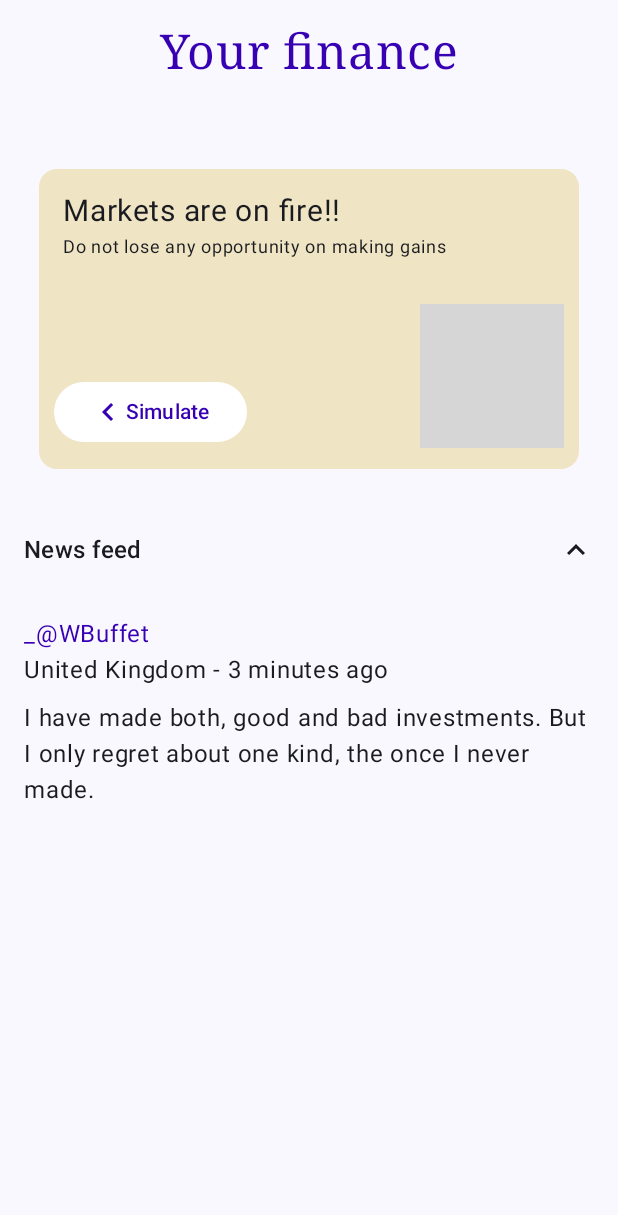
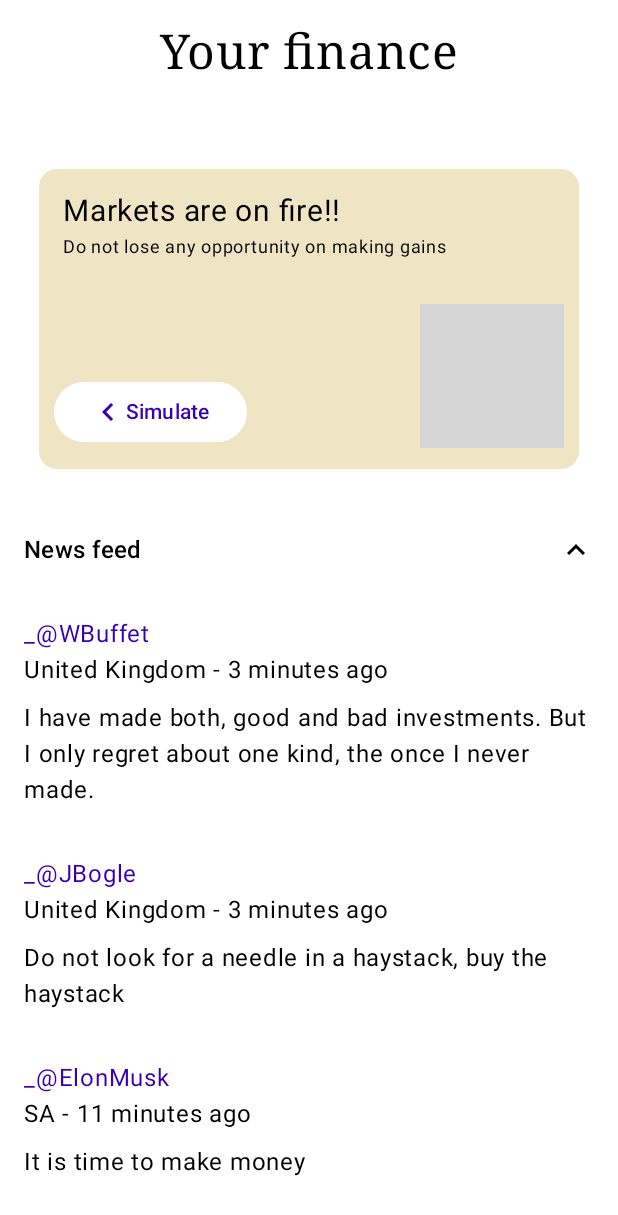
Before and after one commit to Joafac4/investment-mobile2, an Android app built with Jetpack Compose: the composable HomePage shown on its own in the app's theme, on a phone screen of 412 x 824 dp. Shown: the top 1215 px of the screen. Run offline under Robolectric (Android 15) with nearby library versions, the phone set to English and light mode, and no system bars; our stand-ins replace Dagger/Hilt's generated code; 8 statements that could not run were skipped; grey boxes are pictures that could not be loaded.

Commit message:
feat: dark and light mode. and news feed change

```diff
--- a/app/src/main/java/com/example/investment/history/historyUI.kt
+++ b/app/src/main/java/com/example/investment/history/historyUI.kt
@@ -21,6 +21,7 @@ import androidx.compose.ui.graphics.Color
 import androidx.compose.ui.unit.dp
 import com.example.investment.data.SimulationResult
 import androidx.compose.ui.Modifier
+import androidx.compose.ui.res.colorResource
 import androidx.compose.ui.res.dimensionResource
 import androidx.compose.ui.res.stringResource
 import androidx.compose.ui.text.font.FontWeight
@@ -67,27 +68,31 @@ fun SimulationHistoryCard(simulationResult: SimulationResult) {
                 text = simulationResult.simulationDate,
                 fontWeight = FontWeight.Bold,
                 fontSize = 16.sp,
-                modifier = Modifier.align(Alignment.CenterHorizontally)
+                modifier = Modifier.align(Alignment.CenterHorizontally),
+                color = colorResource(id = R.color.black)
             )
 
             Spacer(modifier = Modifier.height(8.dp))
             Text(
                 text = "${stringResource(id = R.string.historial_assetSimulado)}: ${simulationResult.resourceSimulated}",
                 fontSize = 14.sp,
-                modifier = Modifier.align(Alignment.Start)
+                modifier = Modifier.align(Alignment.Start),
+                color = colorResource(id = R.color.black)
             )
 
             Spacer(modifier = Modifier.height(4.dp))
             Text(
                 text = "${stringResource(id = R.string.historial_resultadonominal)}: ${simulationResult.simulationResult}",
                 fontSize = 14.sp,
-                modifier = Modifier.align(Alignment.Start)
+                modifier = Modifier.align(Alignment.Start),
+                color = colorResource(id = R.color.black)
             )
             Spacer(modifier = Modifier.height(4.dp))
             Text(
                 text = "${stringResource(id = R.string.historial_resultadoPorcentual)}: ${simulationResult.simulationResultPercentage}",
                 fontSize = 14.sp,
-                modifier = Modifier.align(Alignment.Start)
+                modifier = Modifier.align(Alignment.Start),
+                color = colorResource(id = R.color.black)
             )
         }
     }
--- a/app/src/main/java/com/example/investment/home/HomeComposable.kt
+++ b/app/src/main/java/com/example/investment/home/HomeComposable.kt
@@ -5,6 +5,7 @@ import androidx.compose.animation.AnimatedVisibility
 import androidx.compose.animation.expandVertically
 import androidx.compose.animation.shrinkVertically
 import androidx.compose.foundation.Image
+import androidx.compose.foundation.background
 import androidx.compose.foundation.clickable
 import androidx.compose.foundation.layout.Arrangement
 import androidx.compose.foundation.layout.Column
@@ -17,6 +18,9 @@ import androidx.hilt.navigation.compose.hiltViewModel
 import androidx.compose.foundation.layout.height
 import androidx.compose.foundation.layout.padding
 import androidx.compose.foundation.layout.wrapContentHeight
+import androidx.compose.foundation.lazy.LazyColumn
+import androidx.compose.foundation.rememberScrollState
+import androidx.compose.foundation.verticalScroll
 import androidx.compose.material.icons.Icons
 import androidx.compose.material.icons.automirrored.filled.KeyboardArrowLeft
 import androidx.compose.material.icons.filled.KeyboardArrowDown
@@ -55,17 +59,15 @@ import com.example.investment.navigation.InvestmentScreen.*
 @Preview
 @Composable
 fun Title() {
-    Surface(modifier = Modifier.fillMaxWidth(),
-        ) {
         Text(
             text = stringResource(id = R.string.home_title),
-            modifier = Modifier.padding(dimensionResource(id = R.dimen.sixteen)),
+            modifier = Modifier
+                .padding(dimensionResource(id = R.dimen.sixteen))
+                .fillMaxWidth(),
             textAlign = TextAlign.Center,
             fontSize = 32.sp,
             fontFamily = FontFamily.Serif,
-            color = colorResource(id = R.color.purple_700)
         )
-    }
 }
 
 
@@ -80,7 +82,7 @@ fun InvestmentCard(navController: NavHostController){
             .wrapContentHeight()
             .height(dimensionResource(id = R.dimen.hom_investmentCard_height)),
         colors = CardDefaults.cardColors(
-            containerColor = colorResource(id = R.color.superLightGolden)
+            containerColor = MaterialTheme.colorScheme.tertiaryContainer
         )
 
     ) {
@@ -181,17 +183,38 @@ fun NewsFeed(){
             enter = expandVertically(),
             exit = shrinkVertically()
         ) {
-            Column(modifier = Modifier.padding(dimensionResource(id = R.dimen.sixteen))) {
-                Text(text = stringResource(id = R.string.news_user),
-                    color = colorResource(id = R.color.purple_700)
-                    )
-                Text(text = stringResource(id = R.string.news_time))
-                Spacer(modifier = Modifier.height(dimensionResource(id = R.dimen.spacer_8)))
-                Text(
-                    text = stringResource(id = R.string.news_tweet),
+            Column (modifier = Modifier.verticalScroll(rememberScrollState()),){
+                TweetColumn(
+                    name = stringResource(id = R.string.news_user),
+                    time = stringResource(id = R.string.news_time),
+                    tweet = stringResource(id = R.string.news_tweet)
                 )
+                TweetColumn(
+                    name = stringResource(id = R.string.john_Bogle),
+                    time = stringResource(id = R.string.news_time),
+                    tweet = stringResource(id = R.string.Bogle_tweet)
+                )
+                TweetColumn(
+                    name = stringResource(id = R.string.musk),
+                    time = stringResource(id = R.string.SA),
+                    tweet = stringResource(id = R.string.Musk_tweet))
+
             }
         }
+    }
+}
+
+@Composable
+fun TweetColumn(name:String, time:String, tweet: String){
+    Column(modifier = Modifier.padding(dimensionResource(id = R.dimen.sixteen))) {
+        Text(text = name,
+            color = colorResource(id = R.color.purple_700)
+        )
+        Text(text = time)
+        Spacer(modifier = Modifier.height(dimensionResource(id = R.dimen.spacer_8)))
+        Text(
+            text = tweet,
+        )
     }
 }
 
--- a/app/src/main/java/com/example/investment/investment/InvestmentHome.kt
+++ b/app/src/main/java/com/example/investment/investment/InvestmentHome.kt
@@ -20,6 +20,7 @@ import androidx.compose.foundation.shape.CircleShape
 import androidx.compose.foundation.verticalScroll
 import androidx.compose.material3.Card
 import androidx.compose.material3.CardDefaults
+import androidx.compose.material3.MaterialTheme
 import androidx.compose.material3.Surface
 import androidx.compose.material3.Text
 import androidx.compose.runtime.Composable
@@ -56,18 +57,21 @@ fun InvestmentHome(navController: NavHostController){
     val stockUrsl = listOf(R.drawable.google,R.drawable.msft_logo,R.drawable.applelogo)
     val rawsUrls = listOf(R.drawable.gold,R.drawable.oil,R.drawable.trigo)
     val cryptoUrls = listOf(R.drawable.ethereum,R.drawable.bitcoin,R.drawable.solana)
-    Surface(modifier = Modifier.fillMaxSize()) {
-        Column(modifier = Modifier.height(150.dp)
-            .verticalScroll(rememberScrollState()),
+    Surface(modifier = Modifier.fillMaxSize()
+    ) {
+        Column(modifier = Modifier
+            .height(150.dp)
+            .verticalScroll(rememberScrollState())
+            .background(MaterialTheme.colorScheme.background),
             verticalArrangement = Arrangement.Center
             ){
             Text(text = stringResource(id = R.string.investment_home),
-                modifier = Modifier.padding(dimensionResource(id = R.dimen.sixteen))
+                modifier = Modifier
+                    .padding(dimensionResource(id = R.dimen.sixteen))
                     .fillMaxWidth(),
                 textAlign = TextAlign.Center,
                 fontSize = 16.sp,
                 fontFamily = FontFamily.Serif,
-                color = colorResource(id = R.color.purple_700)
             )
             InvestmentCard(
                 stringResource(id = R.string.investment_card_name_stock),
--- a/app/src/main/java/com/example/investment/investment/InvestmentSimulation.kt
+++ b/app/src/main/java/com/example/investment/investment/InvestmentSimulation.kt
@@ -76,7 +76,7 @@ fun SimulationHome(assets: List<String>) {
     val roomViewModel: HistoryViewModel = hiltViewModel<HistoryViewModel>()
 
     Surface(modifier = Modifier.fillMaxSize()) {
-        Column {
+        Column (modifier = Modifier.background(MaterialTheme.colorScheme.background)) {
             SelectSimulationDate(selectedDate) { newDate ->
                 selectedDate = newDate
             }
--- a/app/src/main/java/com/example/investment/ui/theme/Color.kt
+++ b/app/src/main/java/com/example/investment/ui/theme/Color.kt
@@ -9,3 +9,11 @@ val Pink80 = Color(0xFFEFB8C8)
 val Purple40 = Color(0xFF6650a4)
 val PurpleGrey40 = Color(0xFF625b71)
 val Pink40 = Color(0xFF7D5260)
+val White = Color(0xFFFFFFFF)
+val DarkBlue = Color(0xFF131834)
+val Black = Color(0xFF000000)
+val LightGrey = Color(0xFF717171)
+val Grey = Color(0xFF4E4E4E)
+val DarkGrey = Color(0xFF383838)
+val SuperLightGolden = Color(0xFFEFE4C4)
+val DarkGolden = Color(0xFFB08C40)
--- a/app/src/main/java/com/example/investment/ui/theme/Theme.kt
+++ b/app/src/main/java/com/example/investment/ui/theme/Theme.kt
@@ -11,15 +11,26 @@ import androidx.compose.runtime.Composable
 import androidx.compose.ui.platform.LocalContext
 
 private val DarkColorScheme = darkColorScheme(
-    primary = Purple80,
-    secondary = PurpleGrey80,
-    tertiary = Pink80
+    primary = White,
+    secondary = Black,
+    tertiary = SuperLightGolden,
+    background = DarkBlue,
+    tertiaryContainer = SuperLightGolden,
+
+    onPrimary = Black,               // Texto sobre fondo `primary` (Black), debe ser blanco.
+    onSecondary = White,
 )
 
 private val LightColorScheme = lightColorScheme(
-    primary = Purple40,
-    secondary = PurpleGrey40,
-    tertiary = Pink40
+    primary = Black,
+    secondary = White,
+    tertiary = SuperLightGolden,
+    background = White,
+    tertiaryContainer = SuperLightGolden,
+
+    onPrimary = White,               // Texto sobre fondo `primary` (Black), debe ser blanco.
+    onSecondary = Black,
+    onTertiary = Black
 
     /* Other default colors to override
     background = Color(0xFFFFFBFE),
@@ -36,7 +47,7 @@ private val LightColorScheme = lightColorScheme(
 fun InvestmentTheme(
     darkTheme: Boolean = isSystemInDarkTheme(),
     // Dynamic color is available on Android 12+
-    dynamicColor: Boolean = true,
+    dynamicColor: Boolean = false,
     content: @Composable () -> Unit
 ) {
     val colorScheme = when {
--- a/app/src/main/res/values/strings.xml
+++ b/app/src/main/res/values/strings.xml
@@ -25,6 +25,12 @@
     <string name="news_user">_@WBuffet</string>
     <string name="news_time">United Kingdom - 3 minutes ago</string>
     <string name="news_tweet">I have made both, good and bad investments. But I only regret about one kind, the once I never made.</string>
+    <string name="john_Bogle" translatable="false">_@JBogle</string>
+    <string name="america" translatable="false">United States - 7 minutes ago</string>
+    <string name="Bogle_tweet" translatable="false">Do not look for a needle in a haystack, buy the haystack</string>
+    <string name="musk" translatable="false">_@ElonMusk</string>
+    <string name="SA" translatable="false">SA - 11 minutes ago</string>
+    <string name="Musk_tweet" translatable="false">It is time to make money</string>
     <string name="asset_stock_AAPL" translatable="false">AAPL</string>
     <string name="asset_stock_IBM" translatable="false">IBM</string>
     <string name="asset_stock_GOOGL" translatable="false">GOOGL</string>
```
